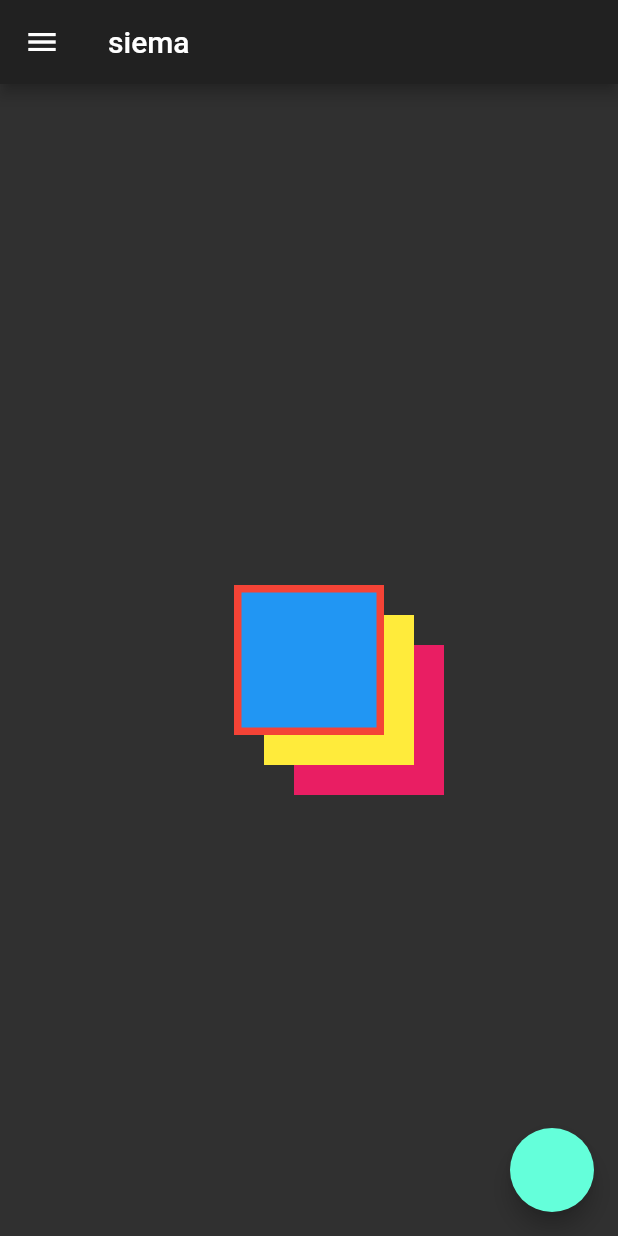
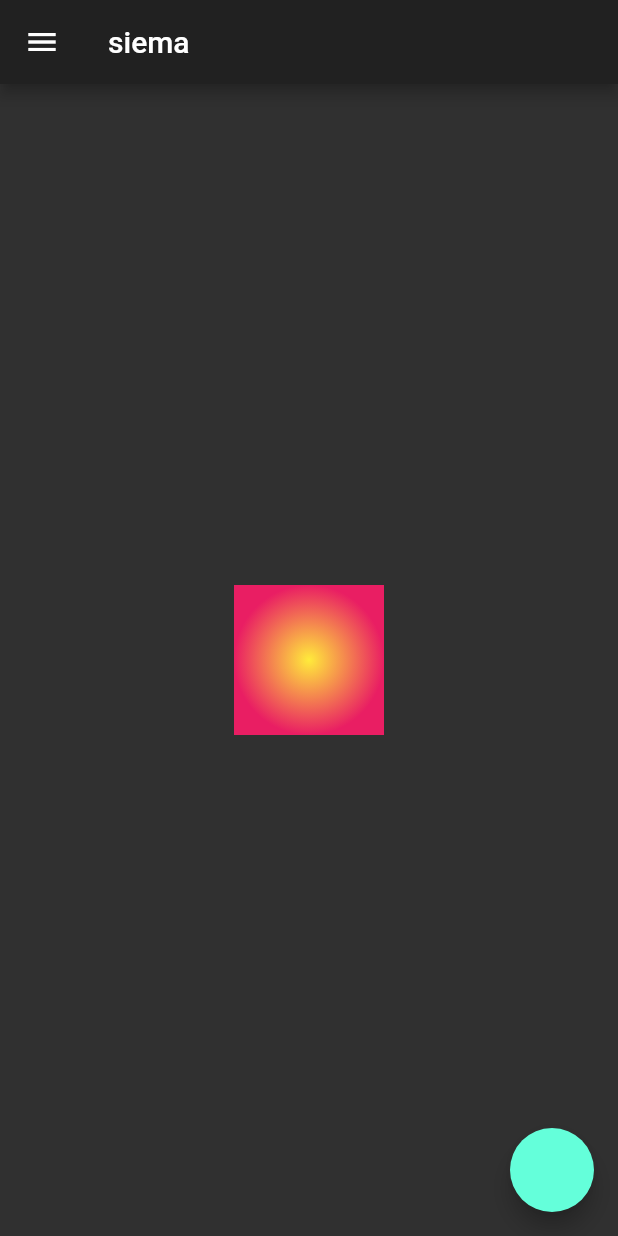
Before and after one commit to Czapelxd/flutter_test_app, a Flutter app: the screen it shows after launch, on a phone screen of 412 x 824 dp. Run offline on Flutter 3.47's test engine with Material 2 defaults, Android fonts, the phone set to English and light mode, and no system bars.

Commit message:
container and box decoration // gradien radial and linear

```diff
--- a/lib/main.dart
+++ b/lib/main.dart
@@ -20,13 +20,14 @@ class MyApp extends StatelessWidget {
             width: 100,
             height: 100,
             decoration: BoxDecoration(
-              color: Colors.blue,
-              border: Border.all(width: 5, color: Colors.red),
-              boxShadow: [
-                BoxShadow(offset: Offset(40, 40), color: Colors.pink),
-                BoxShadow(offset: Offset(20, 20), color: Colors.yellow),
-                ]
+              // color: Colors.blue,
+              // border: Border.all(width: 5, color: Colors.red),
+              // boxShadow: [
+              //   BoxShadow(offset: Offset(40, 40), color: Colors.pink),
+              //   BoxShadow(offset: Offset(20, 20), color: Colors.yellow),
+              //   ]
               // shape: BoxShape.circle,
+              gradient: RadialGradient(colors: [Colors.yellow, Colors.pink]),
             ),
           ),
         ),
```
